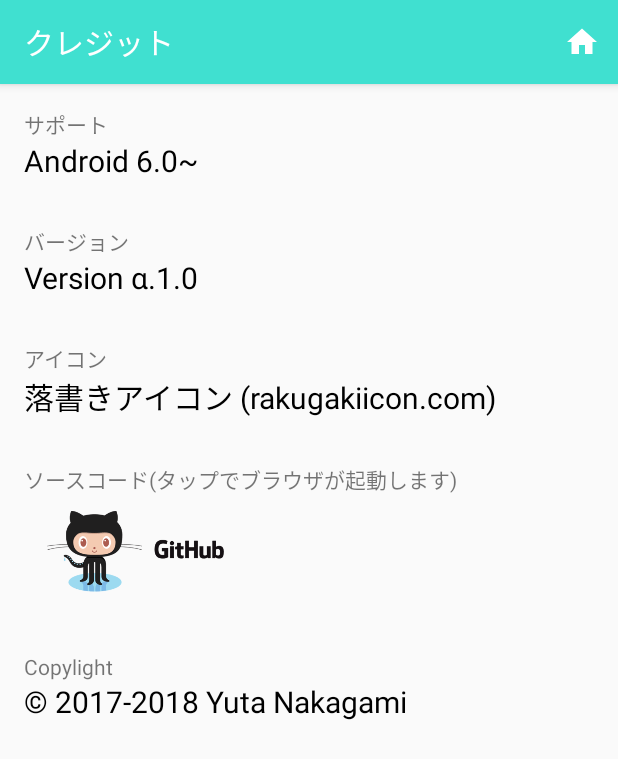
After one commit to Yuta1004/ShirasunaKondateV2, an Android app: the CreditActivity screen opened directly, with no data from a screen before it, on a phone screen of 412 x 824 dp. The commit adds this screen. Shown: the top 759 px of the screen. Run offline under Robolectric (Android 15) with nearby library versions, the phone set to English and light mode, and no system bars; network calls fail.

Commit message:
クレジット画面を追加

```diff
--- a/app/build.gradle
+++ b/app/build.gradle
@@ -37,4 +37,5 @@ dependencies {
     compile 'com.android.volley:volley:1.+'
 }
 
+
 apply plugin: 'com.google.gms.google-services'
--- a/app/src/main/AndroidManifest.xml
+++ b/app/src/main/AndroidManifest.xml
@@ -3,6 +3,7 @@
     package="work.nityc_nyuta.sirasunakondate">
 
     <uses-permission android:name="android.permission.INTERNET" />
+
     <application
         android:allowBackup="true"
         android:icon="@mipmap/ic_launcher"
@@ -27,6 +28,7 @@
             </intent-filter>
         </service>
 
+        <activity android:name=".CreditActivity"></activity>
     </application>
 
 </manifest>
--- /dev/null
+++ b/app/src/main/java/work/nityc_nyuta/sirasunakondate/CreditActivity.kt
@@ -0,0 +1,51 @@
+package work.nityc_nyuta.sirasunakondate
+
+import android.content.Intent
+import android.net.Uri
+import android.support.v7.app.AppCompatActivity
+import android.os.Bundle
+import android.view.Menu
+import android.view.MenuItem
+import android.widget.ImageView
+
+class CreditActivity : AppCompatActivity() {
+
+    override fun onCreate(savedInstanceState: Bundle?) {
+        super.onCreate(savedInstanceState)
+        setContentView(R.layout.activity_credit)
+
+        //githubアイコンをタップするとgithubのwebページを表示
+        val github_icon = findViewById<ImageView>(R.id.github_icon)
+        github_icon.setImageResource(R.drawable.github)
+        github_icon.setOnClickListener { v ->
+            val url = Uri.parse("https://github.com/Yuta1004/Shirasuna_Kondate_v2")
+            val intent = Intent(Intent.ACTION_VIEW,url)
+            startActivity(intent)
+        }
+
+        setTitle("クレジット")
+    }
+
+    //Backボタン
+    override fun onBackPressed() {
+        finish()
+    }
+
+    //オプションメニュー
+    override fun onCreateOptionsMenu(menu: Menu): Boolean {
+        menuInflater.inflate(R.menu.main, menu)
+        return true
+    }
+
+    //オプションメニュー(アイテム選択イベント)
+    override fun onOptionsItemSelected(item: MenuItem): Boolean {
+        when (item.itemId) {
+            R.id.action_today -> {
+                finish()
+                return true
+            }
+            else -> return super.onOptionsItemSelected(item)
+        }
+    }
+
+}
--- a/app/src/main/java/work/nityc_nyuta/sirasunakondate/MainActivity.kt
+++ b/app/src/main/java/work/nityc_nyuta/sirasunakondate/MainActivity.kt
@@ -2,6 +2,7 @@ package work.nityc_nyuta.sirasunakondate
 
 import android.app.DatePickerDialog
 import android.content.DialogInterface
+import android.content.Intent
 import android.os.Bundle
 import android.support.design.widget.NavigationView
 import android.support.v4.view.GravityCompat
@@ -138,7 +139,8 @@ class MainActivity : AppCompatActivity(), NavigationView.OnNavigationItemSelecte
             }
 
             R.id.nav_credit -> {
-
+                val intent = Intent(this, CreditActivity::class.java)
+                startActivity(intent)
             }
 
             R.id.nav_setting -> {
--- /dev/null
+++ b/app/src/main/res/layout/activity_credit.xml
@@ -0,0 +1,170 @@
+<?xml version="1.0" encoding="utf-8"?>
+<android.support.constraint.ConstraintLayout xmlns:android="http://schemas.android.com/apk/res/android"
+    xmlns:app="http://schemas.android.com/apk/res-auto"
+    xmlns:tools="http://schemas.android.com/tools"
+    android:layout_width="match_parent"
+    android:layout_height="match_parent"
+    tools:context="work.nityc_nyuta.sirasunakondate.CreditActivity">
+
+    <LinearLayout
+        android:layout_width="match_parent"
+        android:layout_height="match_parent"
+        android:layout_marginStart="8dp"
+        android:layout_marginTop="8dp"
+        android:orientation="vertical"
+        app:layout_constraintStart_toStartOf="parent"
+        app:layout_constraintTop_toTopOf="parent">
+
+        <LinearLayout
+            android:layout_width="match_parent"
+            android:layout_height="wrap_content"
+            android:layout_marginStart="8dp"
+            android:layout_marginTop="8dp"
+            android:orientation="vertical"
+            app:layout_constraintStart_toStartOf="parent"
+            app:layout_constraintTop_toTopOf="parent">
+
+            <TextView
+                android:layout_width="wrap_content"
+                android:layout_height="wrap_content"
+                android:layout_weight="1"
+                android:text="サポート" />
+
+            <TextView
+                android:layout_width="wrap_content"
+                android:layout_height="wrap_content"
+                android:layout_weight="1"
+                android:text="@string/support"
+                android:textColor="#000"
+                android:textSize="20sp" />
+
+            <TextView
+                android:layout_width="match_parent"
+                android:layout_height="wrap_content"
+                android:layout_weight="1"
+                android:textSize="15sp" />
+
+        </LinearLayout>
+
+        <LinearLayout
+            android:layout_width="match_parent"
+            android:layout_height="wrap_content"
+            android:layout_marginStart="8dp"
+            android:layout_marginTop="8dp"
+            android:orientation="vertical"
+            app:layout_constraintStart_toStartOf="parent"
+            app:layout_constraintTop_toTopOf="parent">
+
+            <TextView
+                android:layout_width="wrap_content"
+                android:layout_height="wrap_content"
+                android:layout_weight="1"
+                android:text="バージョン" />
+
+            <TextView
+                android:layout_width="wrap_content"
+                android:layout_height="wrap_content"
+                android:layout_weight="1"
+                android:text="@string/version"
+                android:textColor="#000"
+                android:textSize="20sp" />
+
+            <TextView
+                android:layout_width="match_parent"
+                android:layout_height="wrap_content"
+                android:layout_weight="1"
+                android:textSize="15sp" />
+        </LinearLayout>
+
+        <LinearLayout
+            android:layout_width="match_parent"
+            android:layout_height="wrap_content"
+            android:layout_marginStart="8dp"
+            android:layout_marginTop="8dp"
+            android:orientation="vertical"
+            app:layout_constraintStart_toStartOf="parent"
+            app:layout_constraintTop_toTopOf="parent">
+
+            <TextView
+                android:layout_width="wrap_content"
+                android:layout_height="wrap_content"
+                android:layout_weight="1"
+                android:text="アイコン" />
+
+            <TextView
+                android:layout_width="wrap_content"
+                android:layout_height="wrap_content"
+                android:layout_weight="1"
+                android:text="@string/icon"
+                android:textColor="#000"
+                android:textSize="20sp" />
+
+            <TextView
+                android:layout_width="match_parent"
+                android:layout_height="wrap_content"
+                android:layout_weight="1"
+                android:textSize="15sp" />
+        </LinearLayout>
+
+        <LinearLayout
+            android:layout_width="match_parent"
+            android:layout_height="wrap_content"
+            android:layout_marginStart="8dp"
+            android:layout_marginTop="8dp"
+            android:orientation="vertical"
+            app:layout_constraintStart_toStartOf="parent"
+            app:layout_constraintTop_toTopOf="parent">
+
+            <TextView
+                android:layout_width="wrap_content"
+                android:layout_height="wrap_content"
+                android:layout_weight="1"
+                android:text="ソースコード(タップでブラウザが起動します)" />
+
+            <ImageView
+                android:id="@+id/github_icon"
+                android:layout_width="150dp"
+                android:layout_height="75dp"
+                android:layout_weight="1"/>
+
+            <TextView
+                android:layout_width="match_parent"
+                android:layout_height="wrap_content"
+                android:layout_weight="1"
+                android:textSize="15sp" />
+        </LinearLayout>
+
+        <LinearLayout
+            android:layout_width="match_parent"
+            android:layout_height="wrap_content"
+            android:layout_marginStart="8dp"
+            android:layout_marginTop="8dp"
+            android:orientation="vertical"
+            app:layout_constraintStart_toStartOf="parent"
+            app:layout_constraintTop_toTopOf="parent">
+
+            <TextView
+                android:layout_width="wrap_content"
+                android:layout_height="wrap_content"
+                android:layout_weight="1"
+                android:text="Copylight" />
+
+            <TextView
+                android:layout_width="wrap_content"
+                android:layout_height="wrap_content"
+                android:layout_weight="1"
+                android:text="@string/copylight"
+                android:textColor="#000"
+                android:textSize="20sp" />
+
+            <TextView
+                android:layout_width="match_parent"
+                android:layout_height="wrap_content"
+                android:layout_weight="1"
+                android:textSize="15sp" />
+        </LinearLayout>
+
+    </LinearLayout>
+
+
+</android.support.constraint.ConstraintLayout>
--- a/app/src/main/res/values/strings.xml
+++ b/app/src/main/res/values/strings.xml
@@ -12,4 +12,7 @@
     <string name="left_arrow">◀︎</string>
     <string name="right_arrow">▶︎</string>
     <string name="action_today">今日の献立</string>
+    <string name="support">Android 6.0~</string>
+    <string name="icon">落書きアイコン (rakugakiicon.com)</string>
+    <string name="copylight">© 2017-2018 ️Yuta Nakagami</string>
 </resources>
```
Also changed, not shown: app/src/main/res/drawable/github.png (added).
